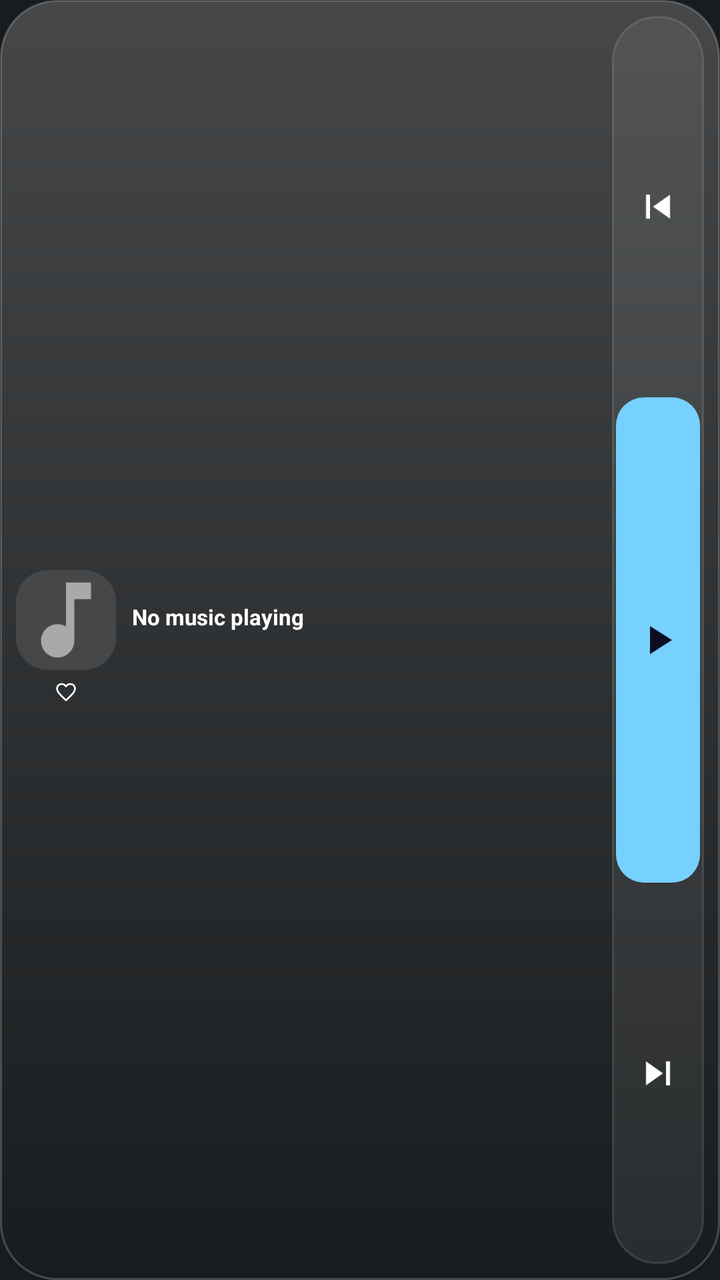
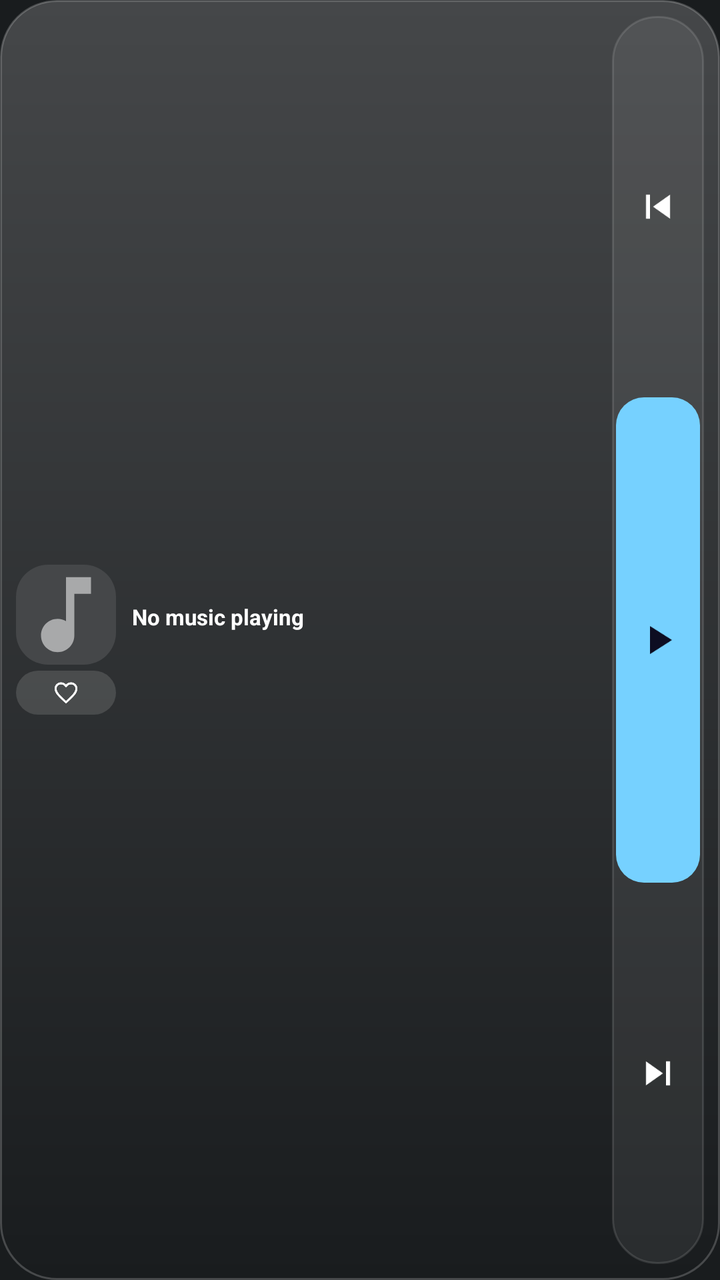

Two renders of the same Android screen: before a commit and after it. Below are the layout's source before the change and the commit's diff.
<!-- AndroidManifest.xml: application theme android:Theme.DeviceDefault -->
<!-- res/layout/widget_music_small.xml -->
<?xml version="1.0" encoding="utf-8"?>
<LinearLayout xmlns:android="http://schemas.android.com/apk/res/android"
    android:id="@+id/widgetRoot"
    android:layout_width="match_parent"
    android:layout_height="match_parent"
    android:background="@drawable/widget_bg"
    android:orientation="horizontal"
    android:padding="8dp"
    android:gravity="center_vertical">

    <LinearLayout
        android:layout_width="50dp"
        android:layout_height="wrap_content"
        android:orientation="vertical"
        android:gravity="center_horizontal">

        <ImageView
            android:id="@+id/albumArt"
            android:layout_width="50dp"
            android:layout_height="50dp"
            android:scaleType="centerCrop"
            android:background="@drawable/album_art_bg"
            android:src="@drawable/ic_music_note"/>

        <ImageView
            android:id="@+id/btnLike"
            android:layout_width="18dp"
            android:layout_height="18dp"
            android:layout_marginTop="2dp"
            android:src="@drawable/ic_heart_outline"
            android:background="@drawable/ripple_cell_sm"
            android:scaleType="centerInside"
            android:padding="3dp"/>

    </LinearLayout>

    <LinearLayout
        android:layout_width="0dp"
        android:layout_height="wrap_content"
        android:layout_weight="1"
        android:layout_marginStart="8dp"
        android:layout_marginEnd="6dp"
        android:orientation="vertical"
        android:gravity="center_vertical">

        <TextView
            android:id="@+id/songTitle"
            android:layout_width="match_parent"
            android:layout_height="wrap_content"
            android:text="No music playing"
            android:textColor="#FFFFFFFF"
            android:textSize="11sp"
            android:textStyle="bold"
            android:maxLines="2"
            android:ellipsize="end"
            android:autoSizeTextType="uniform"
            android:autoSizeMinTextSize="8sp"
            android:autoSizeMaxTextSize="12sp"/>

        <TextView
            android:id="@+id/artistName"
            android:layout_width="match_parent"
            android:layout_height="wrap_content"
            android:text=""
            android:textColor="#CCFFFFFF"
            android:textSize="9sp"
            android:maxLines="2"
            android:ellipsize="end"
            android:autoSizeTextType="uniform"
            android:autoSizeMinTextSize="7sp"
            android:autoSizeMaxTextSize="10sp"/>

        <TextView
            android:id="@+id/albumName"
            android:layout_width="match_parent"
            android:layout_height="wrap_content"
            android:text=""
            android:textColor="#99FFFFFF"
            android:textSize="8sp"
            android:maxLines="1"
            android:ellipsize="end"
            android:autoSizeTextType="uniform"
            android:autoSizeMinTextSize="7sp"
            android:autoSizeMaxTextSize="9sp"/>

    </LinearLayout>

    <LinearLayout
        android:layout_width="46dp"
        android:layout_height="match_parent"
        android:background="@drawable/dock_bg"
        android:orientation="vertical"
        android:padding="2dp"
        android:gravity="center">

        <ImageView
            android:id="@+id/btnPrev"
            android:layout_width="match_parent"
            android:layout_height="0dp"
            android:layout_weight="1"
            android:src="@drawable/ic_skip_previous"
            android:background="@drawable/ripple_cell"
            android:scaleType="centerInside"
            android:padding="7dp"/>

        <ImageView
            android:id="@+id/btnPlayPause"
            android:layout_width="match_parent"
            android:layout_height="0dp"
            android:layout_weight="1.3"
            android:layout_marginTop="2dp"
            android:src="@drawable/ic_play"
            android:background="@drawable/play_pill"
            android:scaleType="centerInside"
            android:padding="9dp"/>

        <ImageView
            android:id="@+id/btnNext"
            android:layout_width="match_parent"
            android:layout_height="0dp"
            android:layout_weight="1"
            android:layout_marginTop="2dp"
            android:src="@drawable/ic_skip_next"
            android:background="@drawable/ripple_cell"
            android:scaleType="centerInside"
            android:padding="7dp"/>

    </LinearLayout>

    <ImageView
        android:id="@+id/btnShuffle"
        android:layout_width="0dp"
        android:layout_height="0dp"
        android:visibility="gone"/>
    <ImageView
        android:id="@+id/btnRepeat"
        android:layout_width="0dp"
        android:layout_height="0dp"
        android:visibility="gone"/>

</LinearLayout>
<!-- resources referenced by this layout -->
<resources>
  <!-- drawable album_art_bg (drawable) -->
  <?xml version="1.0" encoding="utf-8"?>
  <shape xmlns:android="http://schemas.android.com/apk/res/android">
      <solid android:color="#33FFFFFF"/>
      <corners android:radius="16dp"/>
  </shape>
  <!-- drawable dock_bg (drawable) -->
  <?xml version="1.0" encoding="utf-8"?>
  <shape xmlns:android="http://schemas.android.com/apk/res/android">
      <solid android:color="#12FFFFFF"/>
      <corners android:radius="22dp"/>
      <stroke
          android:width="1dp"
          android:color="#1FFFFFFF"/>
  </shape>
  <!-- drawable ic_music_note (drawable) -->
  <vector xmlns:android="http://schemas.android.com/apk/res/android"
      android:width="24dp" android:height="24dp"
      android:viewportWidth="24" android:viewportHeight="24">
      <path android:fillColor="#88FFFFFF"
          android:pathData="M12,3v10.55c-0.59,-0.34 -1.27,-0.55 -2,-0.55 -2.21,0 -4,1.79 -4,4s1.79,4 4,4 4,-1.79 4,-4V7h4V3h-6z"/>
  </vector>
  <!-- drawable ic_play (drawable) -->
  <vector xmlns:android="http://schemas.android.com/apk/res/android"
      android:width="24dp" android:height="24dp"
      android:viewportWidth="24" android:viewportHeight="24">
      <path android:fillColor="#FF0D0D22"
          android:pathData="M8,5v14l11,-7z"/>
  </vector>
  <!-- drawable ic_skip_next (drawable) -->
  <vector xmlns:android="http://schemas.android.com/apk/res/android"
      android:width="24dp" android:height="24dp"
      android:viewportWidth="24" android:viewportHeight="24">
      <path android:fillColor="#FFFFFFFF"
          android:pathData="M6,18l8.5,-6L6,6v12zM16,6v12h2V6h-2z"/>
  </vector>
  <!-- drawable ic_skip_previous (drawable) -->
  <vector xmlns:android="http://schemas.android.com/apk/res/android"
      android:width="24dp" android:height="24dp"
      android:viewportWidth="24" android:viewportHeight="24">
      <path android:fillColor="#FFFFFFFF"
          android:pathData="M6,6h2v12H6zM9.5,12l8.5,6V6z"/>
  </vector>
  <!-- drawable play_pill (drawable) -->
  <?xml version="1.0" encoding="utf-8"?>
  <selector xmlns:android="http://schemas.android.com/apk/res/android">
      <item android:state_pressed="true">
          <shape android:shape="rectangle">
              <solid android:color="#FFE3BD"/>
              <corners android:radius="14dp"/>
          </shape>
      </item>
      <item>
          <shape android:shape="rectangle">
              <solid android:color="#FFFFFFFF"/>
              <corners android:radius="14dp"/>
          </shape>
      </item>
  </selector>
  <!-- drawable ripple_cell (drawable) -->
  <?xml version="1.0" encoding="utf-8"?>
  <selector xmlns:android="http://schemas.android.com/apk/res/android">
      <item android:state_pressed="true">
          <shape android:shape="rectangle">
              <solid android:color="#38FFFFFF"/>
              <corners android:radius="14dp"/>
          </shape>
      </item>
      <item>
          <shape android:shape="rectangle">
              <solid android:color="#00000000"/>
              <corners android:radius="14dp"/>
          </shape>
      </item>
  </selector>
  <!-- drawable ripple_cell_sm (drawable) -->
  <?xml version="1.0" encoding="utf-8"?>
  <selector xmlns:android="http://schemas.android.com/apk/res/android">
      <item android:state_pressed="true">
          <shape android:shape="rectangle">
              <solid android:color="#38FFFFFF"/>
              <corners android:radius="7dp"/>
          </shape>
      </item>
      <item>
          <shape android:shape="rectangle">
              <solid android:color="#00000000"/>
              <corners android:radius="7dp"/>
          </shape>
      </item>
  </selector>
  <!-- drawable widget_bg (drawable) -->
  <?xml version="1.0" encoding="utf-8"?>
  <shape xmlns:android="http://schemas.android.com/apk/res/android">
      <solid android:color="#E61A1B1F"/>
      <corners android:radius="28dp"/>
      <stroke
          android:width="1dp"
          android:color="#26FFFFFF"/>
  </shape>
  <!-- unchanged entries left out for length: 1 -->
</resources>

<!-- the commit's change to res/layout/widget_music_small.xml (unified diff, before → after) -->
@@ -24,13 +24,13 @@
 
         <ImageView
             android:id="@+id/btnLike"
-            android:layout_width="18dp"
-            android:layout_height="18dp"
-            android:layout_marginTop="2dp"
+            android:layout_width="match_parent"
+            android:layout_height="22dp"
+            android:layout_marginTop="3dp"
             android:src="@drawable/ic_heart_outline"
-            android:background="@drawable/ripple_cell_sm"
+            android:background="@drawable/like_pill_off"
             android:scaleType="centerInside"
-            android:padding="3dp"/>
+            android:padding="4dp"/>
 
     </LinearLayout>
 
<!-- resource entries referenced after the edit -->
@@ -43,6 +43,22 @@
       <path android:fillColor="#FFFFFFFF"
           android:pathData="M6,6h2v12H6zM9.5,12l8.5,6V6z"/>
   </vector>
+  <!-- drawable like_pill_off (drawable) -->
+  <?xml version="1.0" encoding="utf-8"?>
+  <selector xmlns:android="http://schemas.android.com/apk/res/android">
+      <item android:state_pressed="true">
+          <shape android:shape="rectangle">
+              <solid android:color="#3AFFFFFF"/>
+              <corners android:radius="12dp"/>
+          </shape>
+      </item>
+      <item>
+          <shape android:shape="rectangle">
+              <solid android:color="#22FFFFFF"/>
+              <corners android:radius="12dp"/>
+          </shape>
+      </item>
+  </selector>
   <!-- drawable play_pill (drawable) -->
   <?xml version="1.0" encoding="utf-8"?>
   <selector xmlns:android="http://schemas.android.com/apk/res/android">
@@ -75,22 +91,6 @@
           </shape>
       </item>
   </selector>
-  <!-- drawable ripple_cell_sm (drawable) -->
-  <?xml version="1.0" encoding="utf-8"?>
-  <selector xmlns:android="http://schemas.android.com/apk/res/android">
-      <item android:state_pressed="true">
-          <shape android:shape="rectangle">
-              <solid android:color="#38FFFFFF"/>
-              <corners android:radius="7dp"/>
-          </shape>
-      </item>
-      <item>
-          <shape android:shape="rectangle">
-              <solid android:color="#00000000"/>
-              <corners android:radius="7dp"/>
-          </shape>
-      </item>
-  </selector>
   <!-- drawable widget_bg (drawable) -->
   <?xml version="1.0" encoding="utf-8"?>
   <shape xmlns:android="http://schemas.android.com/apk/res/android">
